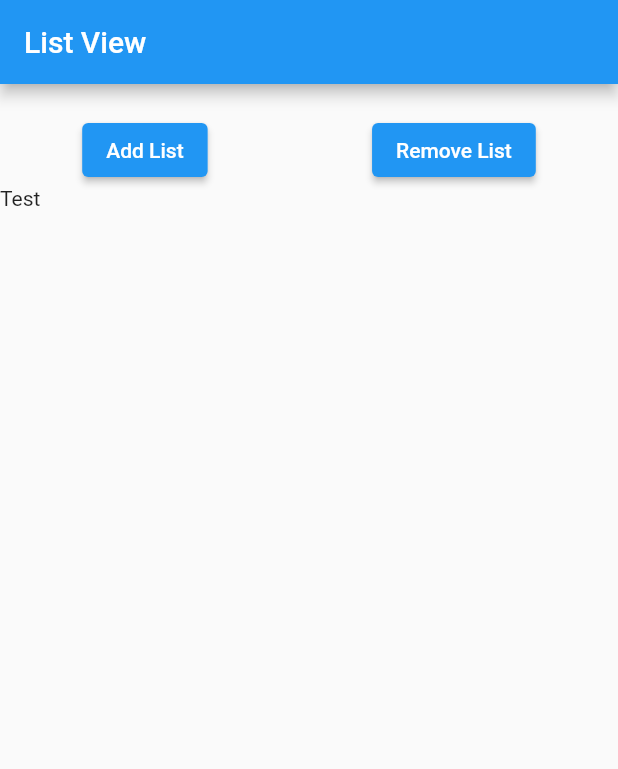
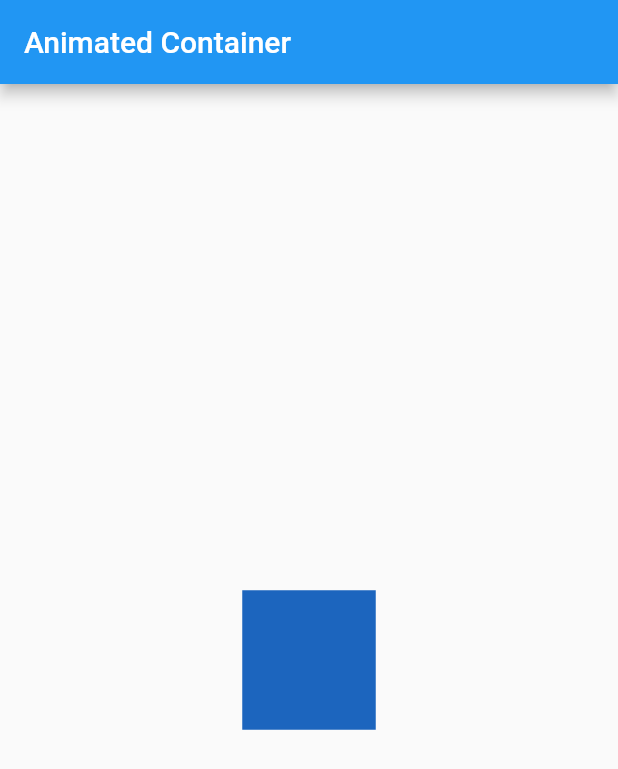
Before and after one commit to cecep29/flutter_basic, a Flutter app: the screen it shows after launch, on a phone screen of 412 x 824 dp. Shown: the top 769 px of the screen. Run offline on Flutter 3.47's test engine with Material 2 defaults, Android fonts, the phone set to English and light mode, and no system bars.

Commit message:
animated container and gestrure detector

```diff
--- a/lib/main.dart
+++ b/lib/main.dart
@@ -1,3 +1,5 @@
+import 'dart:math';
+
 import 'package:flutter/material.dart';
 
 void main() {
@@ -12,53 +14,31 @@ class MyApp extends StatefulWidget {
 }
 
 class _MyAppState extends State<MyApp> {
-  List<Widget> myList = [const Text('Test')];
-
-  int number = 1;
-
+  Random random = Random();
   @override
   Widget build(BuildContext context) {
     return MaterialApp(
       home: Scaffold(
         appBar: AppBar(
-          title: const Text('List View'),
+          title: const Text('Animated Container'),
         ),
-        body: Column(
-          children: [
-            const SizedBox(
-              height: 20,
+        body: Center(
+          child: GestureDetector(
+            onTap: () {
+              setState(() {});
+            },
+            child: AnimatedContainer(
+              color: Color.fromARGB(
+                255,
+                random.nextInt(256),
+                random.nextInt(256),
+                random.nextInt(256),
+              ),
+              duration: const Duration(seconds: 1),
+              width: 50.0 + random.nextInt(101),
+              height: 50.0 + random.nextInt(101),
             ),
-            Row(
-              mainAxisAlignment: MainAxisAlignment.spaceAround,
-              children: [
-                ElevatedButton(
-                  child: const Text('Add List'),
-                  onPressed: () {
-                    setState(() {
-                      myList.add(
-                        Text(' List ke: $number'),
-                      );
-                      number++;
-                    });
-                  },
-                ),
-                ElevatedButton(
-                  child: const Text('Remove List'),
-                  onPressed: () {
-                    setState(() {
-                      myList.removeLast();
-                      number = number - 1;
-                    });
-                  },
-                )
-              ],
-            ),
-            Expanded(
-              child: ListView(
-                children: myList.toList(),
-              ),
-            )
-          ],
+          ),
         ),
       ),
     );
```
